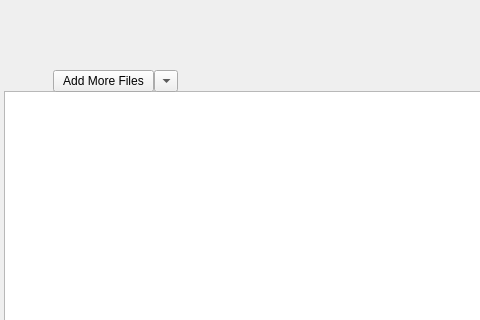
The window that EPub-Extractor/filelistwidget.ui (Eric-NZ/EPub-Extractor) describes before a commit, drawn with Qt 5; both pictures show x 0 to 480 and y 0 to 320 of the 780 by 450 pixel window.
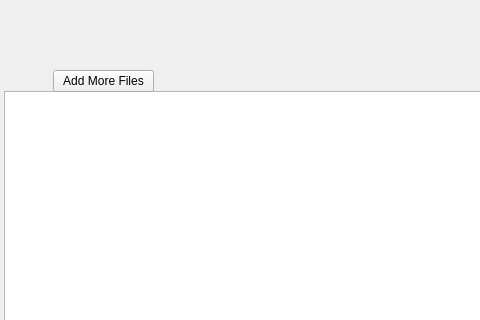
The same window after the commit.

```diff
--- a/EPub-Extractor/filelistwidget.ui
+++ b/EPub-Extractor/filelistwidget.ui
@@ -49,22 +49,6 @@
     <string>Add More Files</string>
    </property>
   </widget>
-  <widget class="QComboBox" name="comboOptions">
-   <property name="geometry">
-    <rect>
-     <x>154</x>
-     <y>70</y>
-     <width>24</width>
-     <height>22</height>
-    </rect>
-   </property>
-   <property name="maximumSize">
-    <size>
-     <width>24</width>
-     <height>16777215</height>
-    </size>
-   </property>
-  </widget>
  </widget>
  <resources/>
  <connections/>
```
